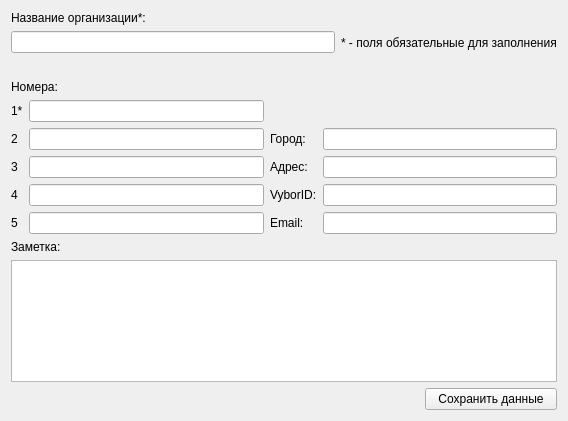
This is AddOrgContactDialog.ui in okostynchuk/Outcall as Qt 5 draws it before an edit. The edited form follows.
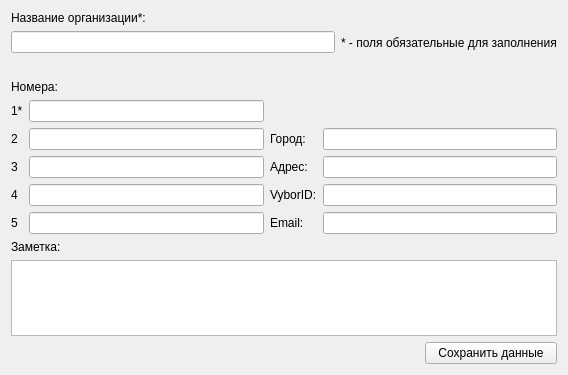
This is the edited form. Icons and pictures are not drawn.

Patch:
```diff
--- a/AddOrgContactDialog.ui
+++ b/AddOrgContactDialog.ui
@@ -7,7 +7,7 @@
     <x>0</x>
     <y>0</y>
     <width>568</width>
-    <height>421</height>
+    <height>375</height>
    </rect>
   </property>
   <property name="minimumSize">
```
